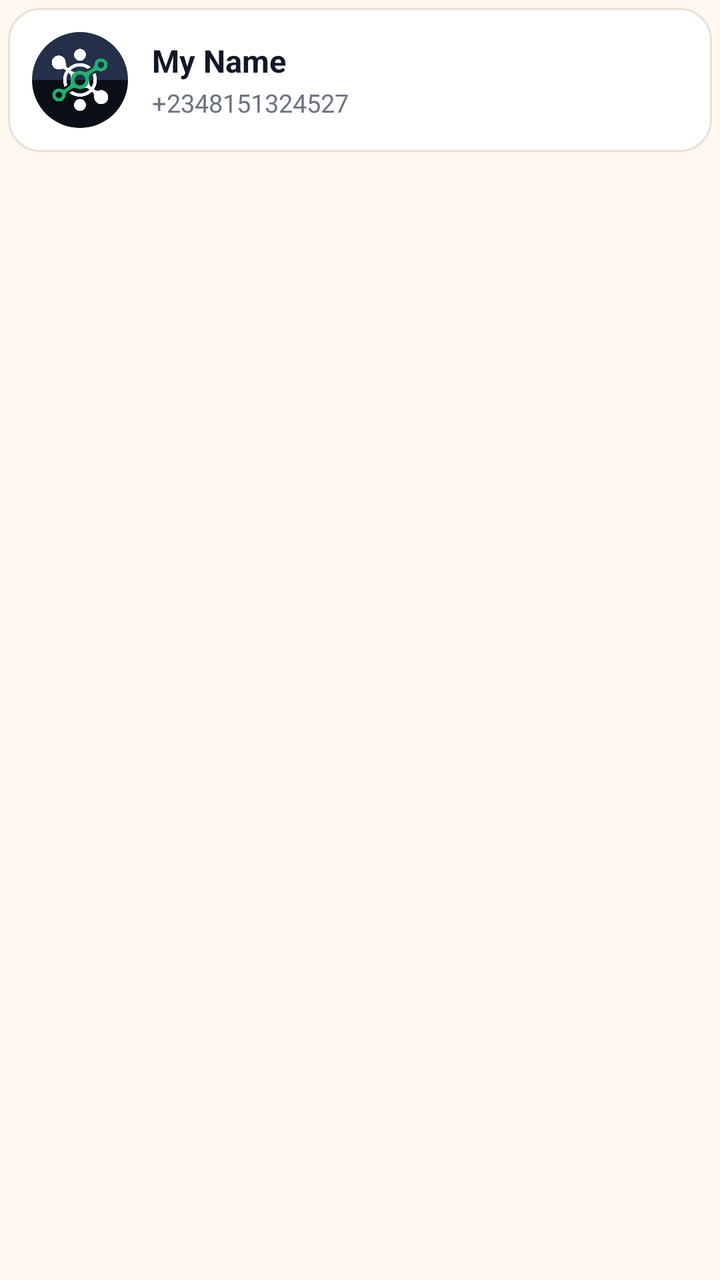
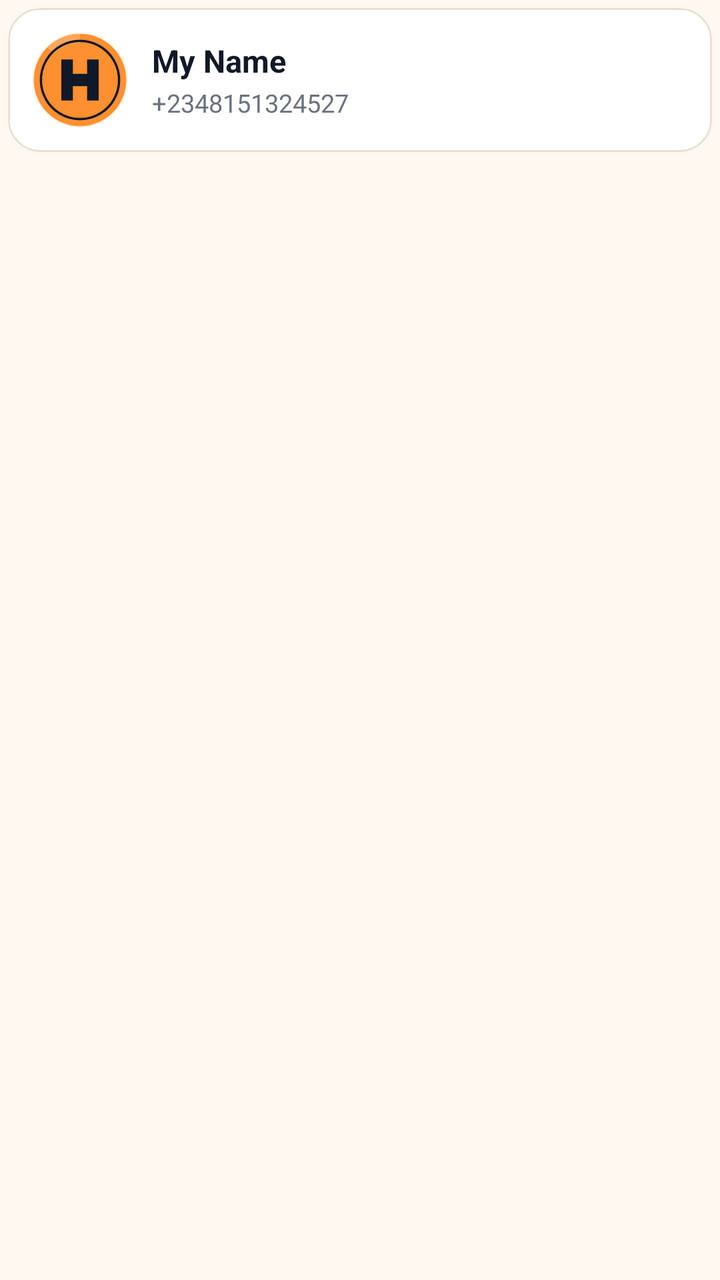

Two renders of the same Android screen: before a commit and after it. Below are the layout's source before the change and the commit's diff.
<!-- AndroidManifest.xml: application theme AppTheme -->
<!-- res/layout/member_custom_row.xml -->
<LinearLayout
	xmlns:android="http://schemas.android.com/apk/res/android"
	xmlns:app="http://schemas.android.com/apk/res-auto"
	xmlns:tools="http://schemas.android.com/tools"
	android:layout_width="match_parent"
	android:layout_height="wrap_content"
	android:padding="0dp"
	android:orientation="vertical">
	<com.google.android.material.card.MaterialCardView
		android:id="@+id/cardview23"
		android:layout_width="match_parent"
		android:layout_height="wrap_content"
		app:cardBackgroundColor="@color/colorSurface"
		android:layout_marginHorizontal="4dp"
		android:layout_marginVertical="4dp"
		app:cardCornerRadius="16dp"
		app:cardElevation="0dp"
		app:strokeWidth="1dp"
		app:strokeColor="@color/colorCardStroke">
		<LinearLayout
			android:id="@+id/linear1"
			android:layout_width="match_parent"
			android:layout_height="wrap_content"
			android:padding="12dp"
			android:gravity="center_vertical"
			android:orientation="horizontal">
			<androidx.cardview.widget.CardView
				android:id="@+id/cardview1"
				android:layout_width="wrap_content"
				android:layout_height="wrap_content"
				app:cardBackgroundColor="@color/colorSurfaceAlt"
				app:cardElevation="0dp"
				app:cardCornerRadius="360dp">
				<ImageView
					android:id="@+id/imageview1"
					android:layout_width="48dp"
					android:layout_height="48dp"
					android:src="@drawable/main_app_logo_1"
					android:scaleType="centerInside"
					android:focusable="false" />
			</androidx.cardview.widget.CardView>
			<LinearLayout
				android:id="@+id/linear3"
				android:layout_width="0dp"
				android:layout_height="wrap_content"
				android:orientation="vertical"
				android:layout_weight="1"
				android:layout_marginStart="12dp">
				<TextView
					android:id="@+id/textview1"
					android:layout_width="match_parent"
					android:layout_height="wrap_content"
					android:text="My Name"
					android:textStyle="bold"
					android:textColor="@color/colorTextPrimary"
					android:textSize="15.5sp"
					android:focusable="false" />
				<TextView
					android:id="@+id/textview2"
					android:layout_width="match_parent"
					android:layout_height="wrap_content"
					android:layout_marginTop="2dp"
					android:text="+2348151324527"
					android:textColor="@color/colorTextTertiary"
					android:textSize="12.5sp"
					android:focusable="false" />
			</LinearLayout>
			<LinearLayout
				android:id="@+id/linear4"
				android:layout_width="wrap_content"
				android:layout_height="match_parent"
				android:padding="4dp"
				android:orientation="vertical" />
		</LinearLayout>
	</com.google.android.material.card.MaterialCardView>
</LinearLayout>
<!-- resources referenced by this layout -->
<resources>
  <color name="colorCardStroke">#EADFD0</color>
  <color name="colorSurface">#FFFFFF</color>
  <color name="colorSurfaceAlt">#FFF3E6</color>
  <color name="colorTextPrimary">#111827</color>
  <color name="colorTextTertiary">#6B7280</color>
  <!-- drawable main_app_logo_1: png bitmap (drawable-xhdpi, 51797 bytes) -->
  <style name="HarvannaTextView" parent="android:Widget.TextView">
          <item name="android:textColor">@color/colorTextPrimary</item>
      </style>
  <color name="colorAccent">#FF9030</color>
  <color name="colorTextOnAccent">#111827</color>
  <color name="colorAccentDark">#E57A14</color>
  <color name="colorError">#EF4444</color>
  <color name="colorTextPrimaryWhite">#FFFFFF</color>
  <color name="colorControlNormal">#6B7280</color>
  <color name="colorAccentRipple">#1AFF9030</color>
  <color name="colorAccentStroke">#33FF9030</color>
  <color name="colorAccentStrong">#B85F0A</color>
  <color name="colorBackground">#FFF8F0</color>
  <color name="colorTextSecondary">#4B5563</color>
  <style name="HarvannaBottomSheetDialog" parent="ThemeOverlay.MaterialComponents.BottomSheetDialog">
          <item name="colorPrimary">@color/colorAccent</item>
          <item name="colorAccent">@color/colorAccent</item>
          <item name="colorSurface">@color/colorSurface</item>
          <item name="colorOnPrimary">@color/colorTextOnAccent</item>
          <item name="colorOnSurface">@color/colorTextPrimary</item>
          <item name="colorOnSurfaceVariant">@color/colorTextSecondary</item>
          <item name="android:textColorPrimary">@color/colorTextPrimary</item>
          <item name="bottomSheetStyle">@style/HarvannaBottomSheetStyle</item>
      </style>
  <style name="HarvannaDialogButton" parent="Widget.MaterialComponents.Button.TextButton.Dialog">
          <item name="android:textColor">@color/colorAccent</item>
          <item name="android:minHeight">48dp</item>
      </style>
  <style name="HarvannaBottomSheetStyle" parent="Widget.MaterialComponents.BottomSheet.Modal">
          <item name="backgroundTint">?attr/colorSurface</item>
          <item name="shapeAppearanceOverlay">@style/HarvannaBottomSheetShape</item>
      </style>
  <style name="HarvannaBottomSheetShape" parent="">
          <item name="cornerFamily">rounded</item>
          <item name="cornerSizeTopLeft">20dp</item>
          <item name="cornerSizeTopRight">20dp</item>
          <item name="cornerSizeBottomLeft">0dp</item>
          <item name="cornerSizeBottomRight">0dp</item>
      </style>
  <!-- unchanged entries left out for length: 2 -->
</resources>

<!-- the commit's change to res/layout/member_custom_row.xml (unified diff, before → after) -->
@@ -35,7 +35,7 @@
 					android:id="@+id/imageview1"
 					android:layout_width="48dp"
 					android:layout_height="48dp"
-					android:src="@drawable/main_app_logo_1"
+					android:src="@drawable/ic_coin_harv"
 					android:scaleType="centerInside"
 					android:focusable="false" />
 			</androidx.cardview.widget.CardView>
<!-- resource entries referenced after the edit -->
@@ -5,7 +5,32 @@
   <color name="colorSurfaceAlt">#FFF3E6</color>
   <color name="colorTextPrimary">#111827</color>
   <color name="colorTextTertiary">#6B7280</color>
-  <!-- drawable main_app_logo_1: png bitmap (drawable-xhdpi, 51797 bytes) -->
+  <!-- drawable ic_coin_harv (drawable) -->
+  <?xml version="1.0" encoding="utf-8"?>
+  <vector xmlns:android="http://schemas.android.com/apk/res/android"
+      android:width="108dp"
+      android:height="108dp"
+      android:viewportWidth="108"
+      android:viewportHeight="108">
+      
+      <path
+          android:fillColor="#FF9030"
+          android:pathData="M54,2a52,52 0,1 0,0.001 0z" />
+      
+      <path
+          android:fillColor="#33FFFFFF"
+          android:pathData="M54,2A52,52 0,0 0,17.2 17.2L24.5,24.5A41.7,41.7 0,0 1,54 12.3z" />
+      
+      <path
+          android:fillColor="#00000000"
+          android:strokeColor="#111827"
+          android:strokeWidth="2.6"
+          android:pathData="M54,10a44,44 0,1 0,0.001 0z" />
+      
+      <path
+          android:fillColor="#111827"
+          android:pathData="M33,31h13v16h16V31h13v46H62V61H46v16H33z" />
+  </vector>
   <style name="HarvannaTextView" parent="android:Widget.TextView">
           <item name="android:textColor">@color/colorTextPrimary</item>
       </style>
